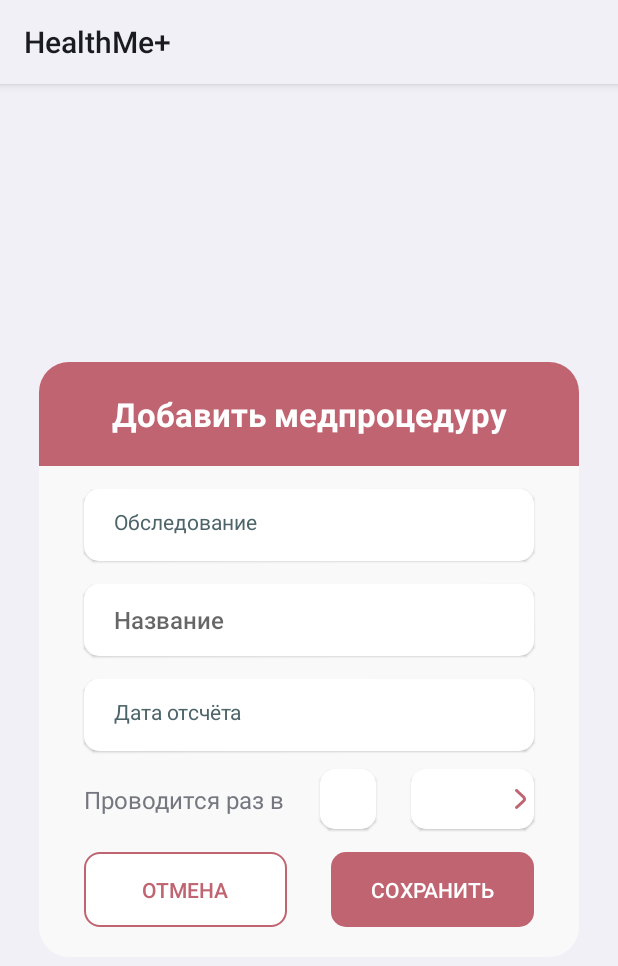
After one commit to HealthMe-app/health_me, an Android app: the layout fragment_add_procedure.xml on its own in the app's theme, with its tools: preview values and no code run, on a phone screen of 412 x 824 dp. The commit adds this screen. Shown: the top 966 px of the screen. Run offline under Robolectric (Android 15) with nearby library versions, the phone set to English and light mode, and no system bars.

Commit message:
style: fragment add procedure

```diff
--- /dev/null
+++ b/app/src/main/res/layout/fragment_add_procedure.xml
@@ -0,0 +1,133 @@
+<?xml version="1.0" encoding="utf-8"?>
+<androidx.constraintlayout.widget.ConstraintLayout xmlns:android="http://schemas.android.com/apk/res/android"
+    xmlns:app="http://schemas.android.com/apk/res-auto"
+    android:layout_width="wrap_content"
+    android:layout_height="wrap_content"
+    android:layout_gravity="center"
+    android:background="@drawable/bg_gray_20"
+    android:paddingBottom="20dp">
+
+    <TextView
+        android:id="@+id/title"
+        android:layout_width="360dp"
+        android:layout_height="wrap_content"
+        android:background="@drawable/bg_dark_pink_top_20"
+        android:gravity="center"
+        android:paddingVertical="20dp"
+        android:text="@string/add_procedure"
+        android:textColor="@color/white"
+        android:textSize="22sp"
+        android:textStyle="bold"
+        app:layout_constraintEnd_toEndOf="parent"
+        app:layout_constraintStart_toStartOf="parent"
+        app:layout_constraintTop_toTopOf="parent" />
+
+    <FrameLayout
+        android:id="@+id/procedure"
+        android:layout_width="300dp"
+        android:layout_height="48dp"
+        android:layout_gravity="center"
+        android:layout_marginTop="15dp"
+        android:background="@drawable/bg_white_10"
+        android:elevation="1dp"
+        android:paddingHorizontal="20dp"
+        android:paddingVertical="12dp"
+        app:layout_constraintEnd_toEndOf="parent"
+        app:layout_constraintStart_toStartOf="parent"
+        app:layout_constraintTop_toBottomOf="@+id/title">
+
+        <TextView
+            android:layout_width="match_parent"
+            android:layout_height="match_parent"
+            android:text="@string/survey"
+            android:textColor="@color/dark_birch" />
+
+        <ImageView
+            android:layout_width="wrap_content"
+            android:layout_height="match_parent"
+            android:layout_gravity="end"
+            app:srcCompat="@drawable/ic_arrow_pink" />
+    </FrameLayout>
+
+    <EditText
+        android:id="@+id/nameOfProcedure"
+        style="@style/EdittextStyle"
+        android:hint="@string/title"
+        android:importantForAutofill="no"
+        android:inputType="text"
+        app:layout_constraintEnd_toEndOf="parent"
+        app:layout_constraintStart_toStartOf="parent"
+        app:layout_constraintTop_toBottomOf="@+id/procedure" />
+
+    <FrameLayout
+        android:id="@+id/layoutDateOfBirth"
+        android:layout_width="300dp"
+        android:layout_height="48dp"
+        android:layout_gravity="center"
+        android:layout_marginTop="15dp"
+        android:background="@drawable/bg_white_10"
+        android:elevation="1dp"
+        android:paddingHorizontal="20dp"
+        android:paddingVertical="12dp"
+        app:layout_constraintEnd_toEndOf="parent"
+        app:layout_constraintStart_toStartOf="parent"
+        app:layout_constraintTop_toBottomOf="@+id/nameOfProcedure">
+
+        <TextView
+            android:layout_width="match_parent"
+            android:layout_height="match_parent"
+            android:text="@string/date_of_reference"
+            android:textColor="@color/dark_birch" />
+
+        <ImageView
+            android:layout_width="wrap_content"
+            android:layout_height="match_parent"
+            android:layout_gravity="end"
+            app:srcCompat="@drawable/ic_arrow_pink" />
+    </FrameLayout>
+
+    <TextView
+        android:id="@+id/textFrequency"
+        android:layout_width="wrap_content"
+        android:layout_height="wrap_content"
+        android:text="@string/frequency"
+        android:textSize="16sp"
+        app:layout_constraintBottom_toBottomOf="@+id/frequency"
+        app:layout_constraintStart_toStartOf="@+id/layoutDateOfBirth"
+        app:layout_constraintTop_toTopOf="@+id/frequency" />
+
+    <EditText
+        android:id="@+id/frequency"
+        android:layout_width="37dp"
+        android:layout_height="40dp"
+        android:layout_marginHorizontal="12dp"
+        android:layout_marginTop="12dp"
+        android:background="@drawable/bg_white_10"
+        android:elevation="1dp"
+        android:textColor="@color/dark_birch"
+        android:textSize="16sp"
+        app:layout_constraintEnd_toStartOf="@+id/firstDoctorInterval"
+        app:layout_constraintStart_toEndOf="@+id/textFrequency"
+        app:layout_constraintTop_toBottomOf="@+id/layoutDateOfBirth" />
+
+    <EditText
+        android:id="@+id/firstDoctorInterval"
+        style="@style/EdittextCalendarStyle"
+        android:layout_width="82dp"
+        android:layout_marginEnd="0dp"
+        android:layout_marginTop="12dp"
+        app:layout_constraintEnd_toEndOf="@+id/layoutDateOfBirth"
+        app:layout_constraintTop_toBottomOf="@+id/layoutDateOfBirth" />
+
+    <androidx.appcompat.widget.AppCompatButton
+        android:id="@+id/btnCancel"
+        style="@style/CancelButtonStyle"
+        app:layout_constraintStart_toStartOf="parent"
+        app:layout_constraintTop_toBottomOf="@+id/frequency" />
+
+    <androidx.appcompat.widget.AppCompatButton
+        android:id="@+id/btnSave"
+        style="@style/SaveButtonStyle"
+        app:layout_constraintEnd_toEndOf="parent"
+        app:layout_constraintTop_toBottomOf="@+id/frequency" />
+</androidx.constraintlayout.widget.ConstraintLayout>
--- a/app/src/main/res/layout/fragment_recommended_settings.xml
+++ b/app/src/main/res/layout/fragment_recommended_settings.xml
@@ -81,7 +81,7 @@
         <TextView
             android:id="@+id/textSurvey"
             style="@style/textCalendarSettingsStyle"
-            android:text="@string/survey" />
+            android:text="@string/surveys" />
 
         <ImageView
             android:id="@+id/imageView9"
--- a/app/src/main/res/values/strings.xml
+++ b/app/src/main/res/values/strings.xml
@@ -42,7 +42,8 @@
     <string name="save">Сохранить</string>
     <string name="cancel">Отмена</string>
     <string name="doctors">Врачи</string>
-    <string name="survey">Обследования</string>
+    <string name="surveys">Обследования</string>
+    <string name="survey">Обследование</string>
     <string name="vaccination">Прививки</string>
     <string name="ic_doctors_description">The picture shows a doctor.</string>
     <string name="ic_arrow_description">The picture shows a closed arrow.</string>
@@ -81,4 +82,7 @@
     <string name="recommendations">Рекомендации</string>
     <string name="in">за</string>
     <string name="apply_all">Применить все</string>
+    <string name="add_procedure">Добавить медпроцедуру</string>
+    <string name="date_of_reference">Дата отсчёта</string>
+    <string name="frequency">Проводится раз в</string>
 </resources>
```
